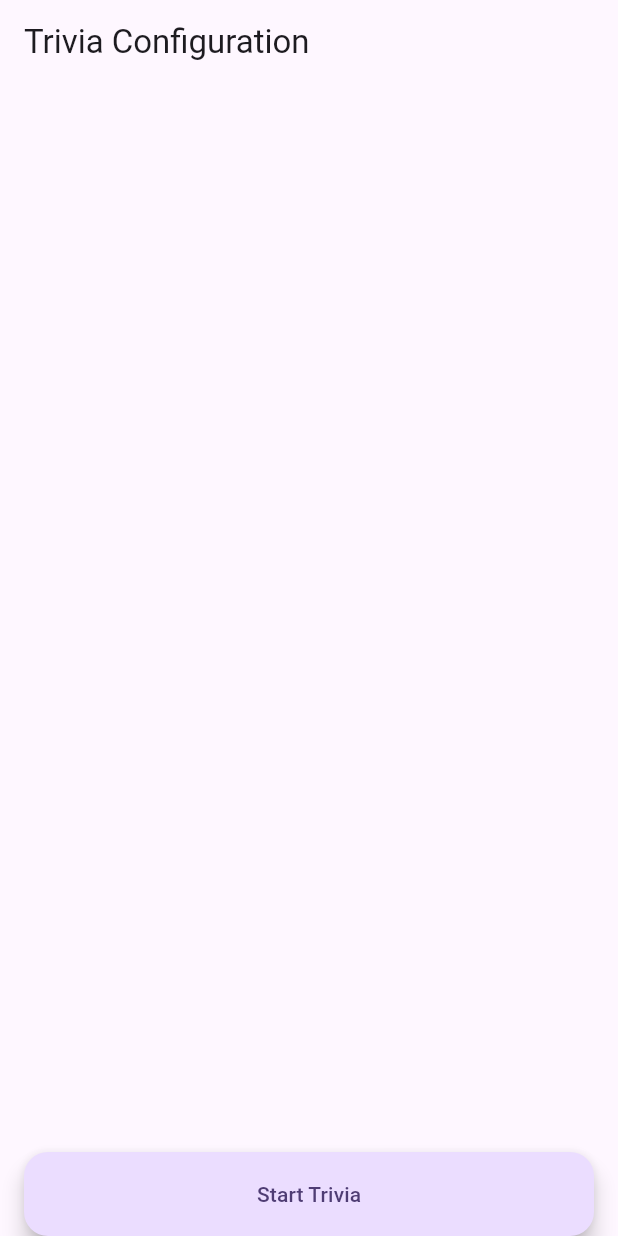
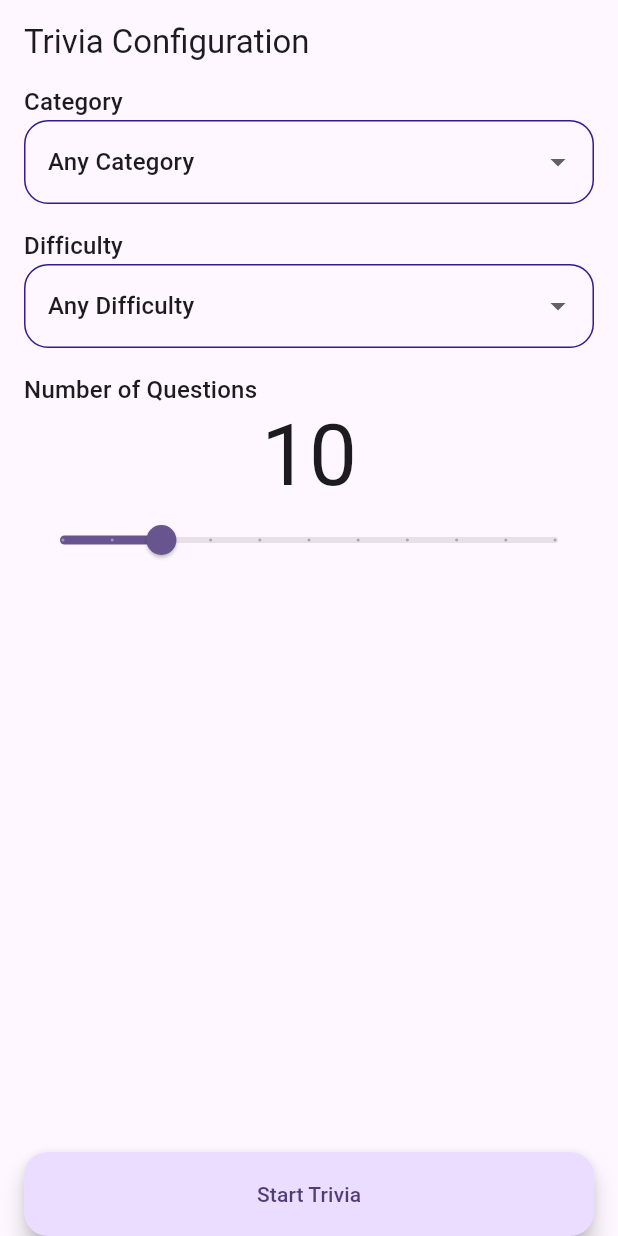
Before and after one commit to Starlight13/trivia-riverpod, a Flutter app: the screen it shows after launch, on a phone screen of 412 x 824 dp. Run offline on Flutter 3.47's test engine with Material 3 defaults, Android fonts, the phone set to English and light mode, and no system bars; our stand-ins replace dio, fast_immutable_collections, flutter_riverpod, freezed_annotation, get_it, go_router and 1 more; generated files the repository leaves out were written again; network calls fail.

Commit message:
Trivia configuration

```diff
--- /dev/null
+++ b/lib/extensions/string_extension.dart
@@ -0,0 +1,5 @@
+extension StringExtension on String {
+  String get capitalized {
+    return isEmpty ? this : '${this[0].toUpperCase()}${substring(1)}';
+  }
+}
--- a/lib/main.dart
+++ b/lib/main.dart
@@ -26,8 +26,14 @@ class MyApp extends StatelessWidget {
       routerConfig: goRouter,
       title: 'Flutter Demo',
       theme: ThemeData(
-        colorScheme: ColorScheme.fromSeed(seedColor: Colors.deepPurple),
+        colorScheme: ColorScheme.fromSeed(seedColor: Colors.deepPurple)
+            .copyWith(outline: Colors.deepPurple.shade900),
         useMaterial3: true,
+        inputDecorationTheme: InputDecorationTheme(
+          border: OutlineInputBorder(
+            borderRadius: BorderRadius.circular(16),
+          ),
+        ),
       ),
     );
   }
--- a/lib/models/trivia_config/trivia_config_model.dart
+++ b/lib/models/trivia_config/trivia_config_model.dart
@@ -8,7 +8,6 @@ part 'trivia_config_model.g.dart';
 class TriviaConfigModel with _$TriviaConfigModel {
   @JsonSerializable(includeIfNull: false)
   factory TriviaConfigModel({
-    @Default(10) int amount,
     required int? category,
     required QuestionDifficulty? difficulty,
     required QuestionType? type,
--- a/lib/screens/trivia_configuration/trivia_configuration_screen.dart
+++ b/lib/screens/trivia_configuration/trivia_configuration_screen.dart
@@ -1,12 +1,22 @@
 import 'package:flutter/material.dart';
 import 'package:flutter_riverpod/flutter_riverpod.dart';
+import 'package:trivia_riverpod/extensions/string_extension.dart';
+import 'package:trivia_riverpod/models/trivia_question/trivia_question.dart';
 import 'package:trivia_riverpod/navigation/routes.dart';
+import 'package:trivia_riverpod/providers/categories_provider.dart';
+import 'package:trivia_riverpod/providers/selected_question_count_provider.dart';
+import 'package:trivia_riverpod/providers/trivia_config_provider.dart';
 
 class TriviaConfigurationScreen extends ConsumerWidget {
   const TriviaConfigurationScreen({super.key});
 
   @override
   Widget build(BuildContext context, WidgetRef ref) {
+    final categories = ref.watch(categoriesProvider);
+    final selectedCategory = ref.watch(selectedCategoryProvider);
+    final selectedDifficulty = ref.watch(selectedDifficultyProvider);
+    final numberOfQuestions = ref.watch(selectedQuestionCountProvider);
+    final maxNumberOfQuestions = ref.watch(syncMaxQuestionCountProvider);
     return Scaffold(
       appBar: AppBar(title: const Text('Trivia Configuration')),
       body: SafeArea(
@@ -18,8 +28,79 @@ class TriviaConfigurationScreen extends ConsumerWidget {
               Expanded(
                 child: SingleChildScrollView(
                   child: Column(
+                    crossAxisAlignment: CrossAxisAlignment.stretch,
                     children: [
-                      Container(),
+                      Text(
+                        ('Category'),
+                        style: Theme.of(context).textTheme.titleMedium,
+                      ),
+                      DropdownButtonFormField<int>(
+                        value: selectedCategory,
+                        items: [
+                          const DropdownMenuItem(
+                            value: null,
+                            child: Text('Any Category'),
+                          ),
+                          ...categories.map(
+                            data: (categories) => categories.value.map(
+                              (category) {
+                                return DropdownMenuItem(
+                                  value: category.id,
+                                  child: Text(category.name),
+                                );
+                              },
+                            ),
+                            error: (_) => [],
+                            loading: (_) => [],
+                          ),
+                        ],
+                        onChanged: (value) => ref
+                            .read(triviaConfigProvider.notifier)
+                            .updateCategory(value),
+                      ),
+                      const SizedBox(height: 16),
+                      Text(
+                        'Difficulty',
+                        style: Theme.of(context).textTheme.titleMedium,
+                      ),
+                      DropdownButtonFormField<QuestionDifficulty>(
+                        value: selectedDifficulty,
+                        items: [
+                          const DropdownMenuItem(
+                            value: null,
+                            child: Text('Any Difficulty'),
+                          ),
+                          ...QuestionDifficulty.values.map(
+                            (e) => DropdownMenuItem(
+                              value: e,
+                              child: Text(e.name.capitalized),
+                            ),
+                          ),
+                        ],
+                        onChanged: (value) => ref
+                            .read(triviaConfigProvider.notifier)
+                            .updateDifficulty(value),
+                      ),
+                      const SizedBox(height: 16),
+                      Text(
+                        'Number of Questions',
+                        style: Theme.of(context).textTheme.titleMedium,
+                      ),
+                      Text(
+                        numberOfQuestions.toString(),
+                        style: Theme.of(context).textTheme.displayLarge,
+                        textAlign: TextAlign.center,
+                      ),
+                      Slider(
+                        value: numberOfQuestions.toDouble(),
+                        onChanged: (value) => ref
+                            .read(selectedQuestionCountProvider.notifier)
+                            .updateNumberOfQuestions(
+                              value.toInt(),
+                            ),
+                        divisions: (maxNumberOfQuestions / 5).floor(),
+                        max: maxNumberOfQuestions.toDouble(),
+                      ),
                     ],
                   ),
                 ),
```
Also changed, not shown: lib/models/category_question_count/category_question_count_model.dart (added, +35 -0 lines), lib/providers/category_question_count_provider.dart (added, +29 -0 lines), lib/providers/selected_question_count_provider.dart (added, +28 -0 lines), lib/providers/trivia_config_provider.dart (+37 -3 lines), lib/providers/trivia_provider.dart (+6 -1 lines), lib/screens/category/category_list.dart (deleted, +0 -28 lines), lib/screens/category/category_screen.dart (deleted, +0 -14 lines), lib/screens/trivia/trivia_screen.dart (+46 -2 lines), lib/service/network_service.dart (+17 -0 lines), 1 other file.
